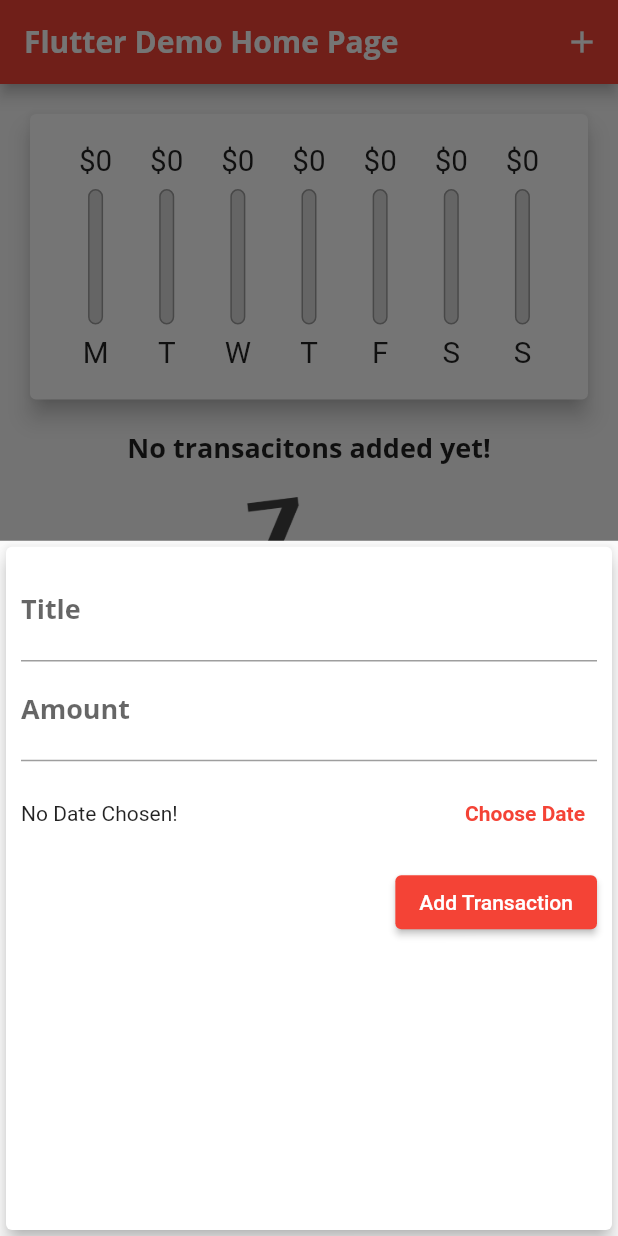
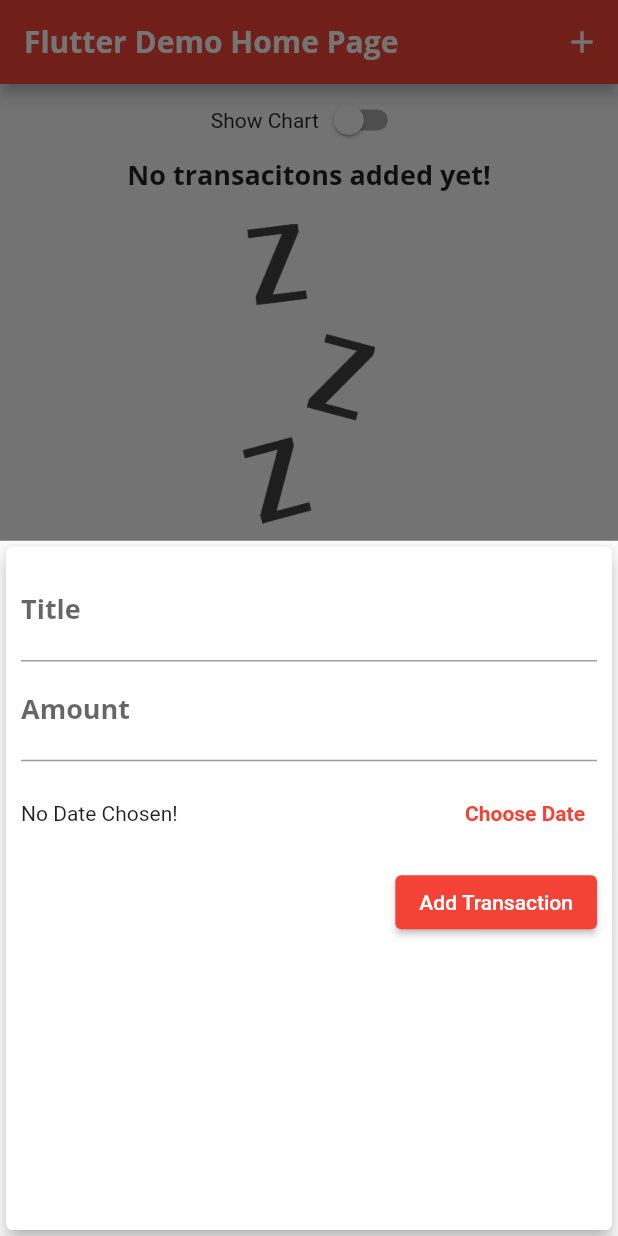
Before and after one commit to sinjikoro/personal_expenses, a Flutter app: the screen it shows after launch, after a tap on the "add" icon, on a phone screen of 412 x 824 dp. Run offline on Flutter 3.47's test engine with Material 2 defaults, Android fonts, the phone set to English and light mode, and no system bars.

Commit message:
125. Rendering Alternative Landscape Content - 1

```diff
--- a/lib/main.dart
+++ b/lib/main.dart
@@ -7,11 +7,11 @@ import './models/transaction.dart';
 
 void main() {
   // アプリをポートレートモードのみとさせる
-  WidgetsFlutterBinding.ensureInitialized();
-  SystemChrome.setPreferredOrientations([
-    DeviceOrientation.portraitUp,
-    DeviceOrientation.portraitDown,
-  ]);
+  // WidgetsFlutterBinding.ensureInitialized();
+  // SystemChrome.setPreferredOrientations([
+  //   DeviceOrientation.portraitUp,
+  //   DeviceOrientation.portraitDown,
+  // ]);
   runApp(const MyApp());
 }
 
@@ -84,6 +84,8 @@ class _MyHomePageState extends State<MyHomePage> {
     setState(() => _userTransactions.removeWhere((tx) => tx.id == id));
   }
 
+  bool _showChart = false;
+
   List<Transaction> get _recentTransactions {
     return _userTransactions.where((tx) {
       return tx.date.isAfter(DateTime.now().subtract(
@@ -113,13 +115,27 @@ class _MyHomePageState extends State<MyHomePage> {
         child: Column(
           crossAxisAlignment: CrossAxisAlignment.stretch,
           children: <Widget>[
-            SizedBox(
+            Row(
+              mainAxisAlignment: MainAxisAlignment.center,
+              children: <Widget>[
+                const Text('Show Chart'),
+                Switch(
+                    value: _showChart,
+                    onChanged: (val) {
+                      setState(() {
+                        _showChart = val;
+                      });
+                    })
+              ],
+            ),
+            _showChart
+                ? SizedBox(
                     height: (MediaQuery.of(context).size.height -
                             appBar.preferredSize.height -
                             MediaQuery.of(context).padding.top) *
                         0.3,
-                child: Chart(_recentTransactions)),
-            SizedBox(
+                    child: Chart(_recentTransactions))
+                : SizedBox(
                     height: (MediaQuery.of(context).size.height -
                             appBar.preferredSize.height -
                             MediaQuery.of(context).padding.top) *
```
Lines whose indentation alone changed are shown as unchanged.
